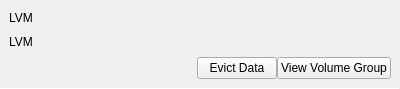
This is application/diskPanes/lvmdiskpane.ui in theCheeseboard/theFrisbee as Qt 5 draws it before an edit. The edited form follows.
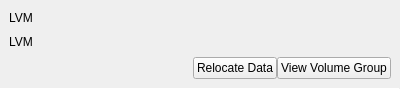
This is the edited form. Icons and pictures are not drawn. Custom widgets are drawn as their Qt base class.

```diff
--- a/application/diskPanes/lvmdiskpane.ui
+++ b/application/diskPanes/lvmdiskpane.ui
@@ -81,7 +81,10 @@
        <item>
         <widget class="QPushButton" name="evictDataButton">
          <property name="text">
-          <string>Evict Data</string>
+          <string>Relocate Data</string>
+         </property>
+         <property name="icon">
+          <iconset theme="lvm-pv-evict"/>
          </property>
         </widget>
        </item>
```
